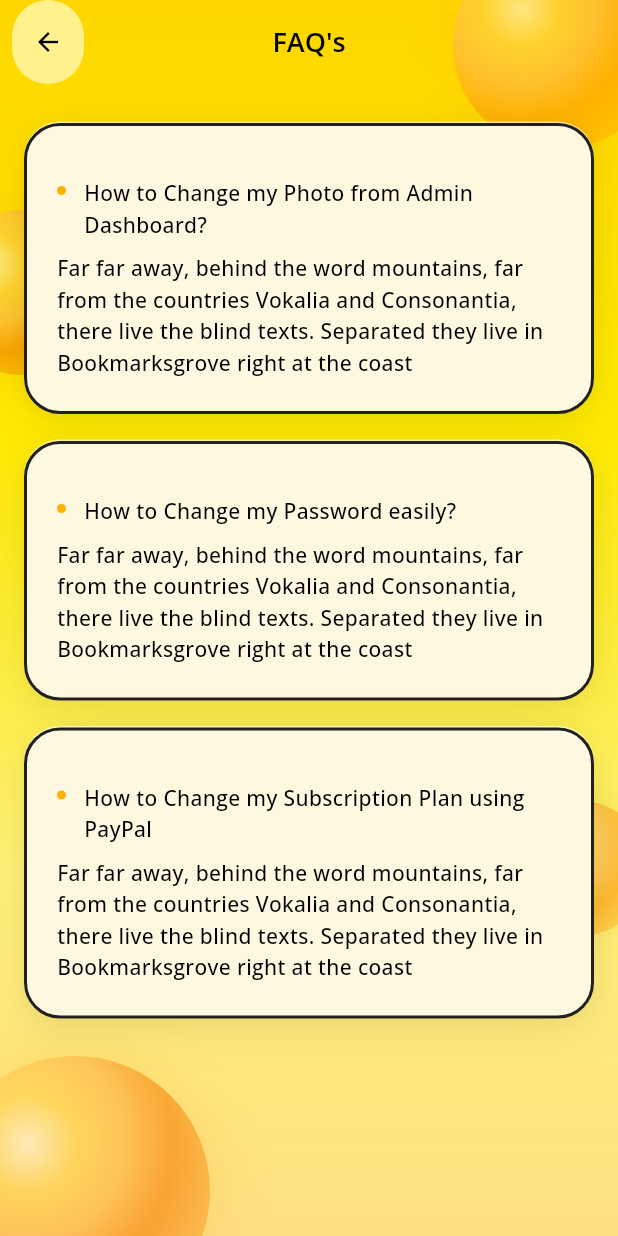
After one commit to pratikkumarpradhan/zarooori_user_app, a Flutter app: the FaqsScreen screen opened directly, on a phone screen of 412 x 824 dp. The commit adds this screen. Run offline on Flutter 3.47's test engine with Material 3 defaults, Android fonts, the phone set to English and light mode, and no system bars; our stand-ins replace animated_text_kit, cached_network_image, carousel_slider, chewie, cloud_firestore, firebase_auth and 9 more; accounts and stored records are empty.

Commit message:
faq's screen added to drawer menu

```diff
--- /dev/null
+++ b/lib/drawer_menu/faqs/faqs_screen.dart
@@ -0,0 +1,217 @@
+import 'package:flutter/material.dart';
+import 'package:get/get.dart';
+import 'package:google_fonts/google_fonts.dart';
+// import 'package:webview_flutter/webview_flutter.dart';
+import 'package:zarooori_user/decorative_ui/app_colours.dart';
+import 'package:zarooori_user/decorative_ui/premium_decoration.dart';
+import 'package:zarooori_user/drawer_menu/profile/profile_bubble_screen.dart';
+
+class FaqsScreen extends StatefulWidget {
+  const FaqsScreen({super.key});
+
+  @override
+  State<FaqsScreen> createState() => _FaqsScreenState();
+}
+
+class _FaqsScreenState extends State<FaqsScreen> {
+  @override
+  Widget build(BuildContext context) {
+    return Scaffold(
+      backgroundColor: Colors.transparent,
+      extendBodyBehindAppBar: true,
+      appBar: AppBar(
+        elevation: 0,
+        backgroundColor: Colors.transparent,
+        leading: Container(
+          margin: const EdgeInsets.only(left: 8),
+          child: IconButton(
+            style: IconButton.styleFrom(
+              backgroundColor: const Color(0xFFFFF59D).withValues(alpha: 0.9),
+              padding: const EdgeInsets.all(8),
+            ),
+            icon: const Icon(
+              Icons.arrow_back,
+              color: AppColors.black,
+              size: 20,
+            ),
+            onPressed: () => Get.back(),
+          ),
+        ),
+        title: Text(
+          "FAQ's",
+          style: GoogleFonts.openSans(
+            fontSize: 18,
+            color: AppColors.black,
+            fontWeight: FontWeight.w600,
+          ),
+        ),
+        centerTitle: true,
+      ),
+      body: SizedBox.expand(
+        child: Stack(
+          children: [
+            // ── same gradient + bubbles as other screens ──
+            Positioned.fill(
+              child: Container(
+                decoration: const BoxDecoration(
+                  gradient: LinearGradient(
+                    begin: Alignment.topCenter,
+                    end: Alignment.bottomCenter,
+                    colors: [
+                      Color(0xFFFFD600),
+                      Color(0xFFFFEA00),
+                      Color(0xFFFFF176),
+                      Color(0xFFFFE082),
+                    ],
+                    stops: [0.0, 0.35, 0.7, 1.0],
+                  ),
+                ),
+              ),
+            ),
+            const Positioned(
+              top: -40,
+              right: -30,
+              child: ProfileBubble(size: 140, color: Color(0xFFFF9800)),
+            ),
+            const Positioned(
+              top: 140,
+              left: -40,
+              child: ProfileBubble(size: 110, color: Color(0xFFF57C00)),
+            ),
+            const Positioned(
+              bottom: 200,
+              right: -20,
+              child: ProfileBubble(size: 90, color: Color(0xFFFF9800)),
+            ),
+            const Positioned(
+              bottom: -60,
+              left: -40,
+              child: ProfileBubble(size: 180, color: Color(0xFFF57C00)),
+            ),
+
+            SafeArea(
+              child: SingleChildScrollView(
+                padding: const EdgeInsets.fromLTRB(16, 8, 16, 16),
+                child: Column(
+                  crossAxisAlignment: CrossAxisAlignment.stretch,
+                  children: [
+                    const SizedBox(height: 18),
+                    _buildSectionCard(
+                      // sectionTitle: 'Privacy Policy',
+                      children: [
+                        _buildBulletItem(
+                          'How to Change my Photo from Admin Dashboard?',
+                        ),
+                        _buildParagraph(
+                          'Far far away, behind the word mountains, far from the countries Vokalia and Consonantia, there live the blind texts. Separated they live in Bookmarksgrove right at the coast',
+                        ),
+                      ],
+                    ),
+                    const SizedBox(height: 18),
+                    _buildSectionCard(
+                      // sectionTitle: 'Information We Collect',
+                      children: [
+                        _buildBulletItem('How to Change my Password easily?'),
+                        _buildParagraph(
+                          'Far far away, behind the word mountains, far from the countries Vokalia and Consonantia, there live the blind texts. Separated they live in Bookmarksgrove right at the coast',
+                        ),
+                      ],
+                    ),
+                    const SizedBox(height: 18),
+                    _buildSectionCard(
+                      // sectionTitle: 'How We Use Your Information',
+                      children: [
+                        _buildBulletItem(
+                          'How to Change my Subscription Plan using PayPal',
+                        ),
+                        _buildParagraph(
+                          'Far far away, behind the word mountains, far from the countries Vokalia and Consonantia, there live the blind texts. Separated they live in Bookmarksgrove right at the coast',
+                        ),
+                      ],
+                    ),
+                  ],
+                ),
+              ),
+            ),
+          ],
+        ),
+      ),
+    );
+  }
+
+  Widget _buildSectionCard({
+    // required String sectionTitle,
+    required List<Widget> children,
+  }) {
+    return Container(
+      decoration: PremiumDecorations.card().copyWith(
+        border: Border.all(color: Colors.black87, width: 2),
+      ),
+      child: Padding(
+        padding: const EdgeInsets.fromLTRB(20, 22, 20, 22),
+        child: Column(
+          crossAxisAlignment: CrossAxisAlignment.stretch,
+          children: [
+            //_buildSectionTitle(sectionTitle),
+            const SizedBox(height: 12),
+            ...children,
+          ],
+        ),
+      ),
+    );
+  }
+
+  // Widget _buildSectionTitle(String title) {
+  //   return Text(
+  //     title.toUpperCase(),
+  //     style: GoogleFonts.openSans(
+  //       fontSize: 11,
+  //       color: Colors.black.withValues(alpha: 0.6),
+  //     ).copyWith(fontWeight: FontWeight.w700, letterSpacing: 1.2),
+  //   );
+  // }
+
+  Widget _buildParagraph(String text) {
+    return Text(
+      text,
+      style: GoogleFonts.openSans(
+        fontSize: 14,
+        color: AppColors.black,
+        height: 1.5,
+        fontWeight: FontWeight.w500,
+      ),
+    );
+  }
+
+  Widget _buildBulletItem(String text) {
+    return Padding(
+      padding: const EdgeInsets.only(bottom: 8),
+      child: Row(
+        crossAxisAlignment: CrossAxisAlignment.start,
+        children: [
+          Padding(
+            padding: const EdgeInsets.only(top: 6),
+            child: Container(
+              width: 6,
+              height: 6,
+              decoration: BoxDecoration(
+                color: const Color(0xFFFFB300),
+                shape: BoxShape.circle,
+              ),
+            ),
+          ),
+          const SizedBox(width: 12),
+          Expanded(
+            child: Text(
+              text,
+              style: GoogleFonts.openSans(
+                fontSize: 14,
+                color: AppColors.black,
+              ).copyWith(height: 1.5, fontWeight: FontWeight.w500),
+            ),
+          ),
+        ],
+      ),
+    );
+  }
+}
--- a/lib/main_home_page/home_screen/home_screen.dart
+++ b/lib/main_home_page/home_screen/home_screen.dart
@@ -13,6 +13,7 @@ import 'package:zarooori_user/decorative_ui/premium_decoration.dart';
 import 'package:zarooori_user/drawer_menu/about_us/about_us_screen.dart';
 import 'package:zarooori_user/drawer_menu/bookings_list/bookings_list_screen.dart';
 import 'package:zarooori_user/drawer_menu/dealer/dealer_screen.dart';
+import 'package:zarooori_user/drawer_menu/faqs/faqs_screen.dart';
 import 'package:zarooori_user/drawer_menu/rfq/add_rfq_screen.dart';
 import 'package:zarooori_user/drawer_menu/orders/orders_list_screen.dart';
 import 'package:zarooori_user/drawer_menu/page_detail_screen.dart';
@@ -181,6 +182,8 @@ class _HomeScreenState extends State<HomeScreen>
           onTerms: () => Get.to(() => const PageDetailScreen(pageNo: '4')),
           onPrivacy: () => Get.to(() => const PageDetailScreen(pageNo: '3')),
           onDealer: () => Get.to(() => const DealerDemoScreen()),
+          onFaq: () => Get.to(() => const FaqsScreen()),
+
 
           onHelp: () => Get.to(
             () => const WebViewScreen(
@@ -188,12 +191,7 @@ class _HomeScreenState extends State<HomeScreen>
               title: 'Help Center',
             ),
           ),
-          onFaq: () => Get.to(
-            () => const WebViewScreen(
-              url: 'https://aswack.com/faq.php',
-              title: "FAQ's",
-            ),
-          ),
+
           onTrustedContacts: () => Get.to(() => const TrustedContactsScreen()),
           onLogout: _logout,
         ),
@@ -229,7 +227,7 @@ class _HomeScreenState extends State<HomeScreen>
 
     _sosPosition ??= Offset(
       screenSize.width - waveSize - 10,
-      usableHeight - waveSize - 120,
+      usableHeight - waveSize - 150,
     );
 
     return Container(
--- a/lib/widgets/drawer_menu_widget.dart
+++ b/lib/widgets/drawer_menu_widget.dart
@@ -1,7 +1,6 @@
 import 'package:flutter/material.dart';
 import 'package:google_fonts/google_fonts.dart';
 import 'package:zarooori_user/decorative_ui/app_colours.dart';
-import 'package:zarooori_user/decorative_ui/app_textstyle.dart';
 
 class DrawerMenuWidget extends StatelessWidget {
   final VoidCallback onProfile;
```
